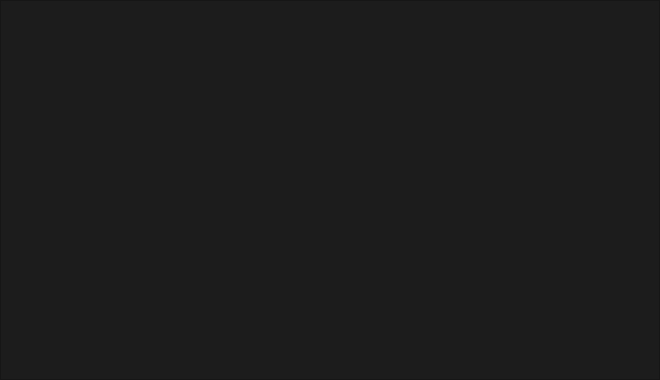
hryuk/stealth, file client/gui/debugshell.ui: the form before one commit.
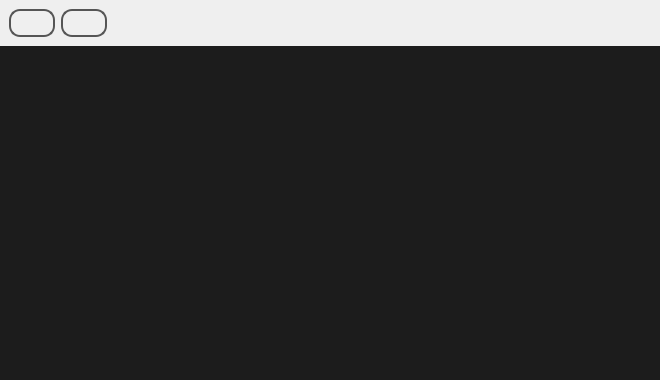
The form after the commit. Icons and pictures are not drawn.

Commit message: Añadidos botón clear y enable/disable a la debugshell

The edit to the form file:
```diff
--- a/client/gui/debugshell.ui
+++ b/client/gui/debugshell.ui
@@ -25,7 +25,7 @@
     <property name="spacing">
      <number>0</number>
     </property>
-    <item row="0" column="0">
+    <item row="1" column="0">
      <widget class="QTextEdit" name="textEdit">
       <property name="font">
        <font>
@@ -41,6 +41,9 @@
       <property name="styleSheet">
        <string notr="true">background-color:#1c1c1c;</string>
       </property>
+      <property name="frameShape">
+       <enum>QFrame::NoFrame</enum>
+      </property>
       <property name="html">
        <string>&lt;!DOCTYPE HTML PUBLIC &quot;-//W3C//DTD HTML 4.0//EN&quot; &quot;http://www.w3.org/TR/REC-html40/strict.dtd&quot;&gt;
 &lt;html&gt;&lt;head&gt;&lt;meta name=&quot;qrichtext&quot; content=&quot;1&quot; /&gt;&lt;style type=&quot;text/css&quot;&gt;
@@ -50,6 +53,104 @@
       </property>
      </widget>
     </item>
+    <item row="0" column="0">
+     <widget class="QFrame" name="topFrame">
+      <property name="styleSheet">
+       <string notr="true">#topFrame {
+border: none;
+background: qlineargradient(x1: 0, y1: 0, x2: 0, y2: 1,
+stop: 0 #a6a6a6, stop: 0.08 #7f7f7f,
+stop: 0.39999 #717171, stop: 0.4 #626262,
+stop: 0.9 #4c4c4c, stop: 1 #333333);
+}
+
+#topFrame QPushButton {
+color: #333;
+border: 2px solid #555;
+border-radius: 11px;
+padding: 5px;
+background: qradialgradient(cx: 0.3, cy: -0.4,
+fx: 0.3, fy: -0.4,
+radius: 1.35, stop: 0 #fff, stop: 1 #888);
+min-width: 30px;
+}
+
+#topFrame QPushButton:pressed {
+background: qradialgradient(cx: 0.4, cy: -0.1,
+fx: 0.4, fy: -0.1,
+radius: 1.35, stop: 0 #fff, stop: 1 #ddd);
+}</string>
+      </property>
+      <property name="frameShape">
+       <enum>QFrame::StyledPanel</enum>
+      </property>
+      <property name="frameShadow">
+       <enum>QFrame::Raised</enum>
+      </property>
+      <layout class="QGridLayout" name="gridLayout_2">
+       <item row="0" column="0">
+        <widget class="QPushButton" name="pushButton">
+         <property name="text">
+          <string/>
+         </property>
+         <property name="icon">
+          <iconset resource="../Resource.qrc">
+           <normaloff>:/res/img/clear_3.png</normaloff>:/res/img/clear_3.png</iconset>
+         </property>
+         <property name="iconSize">
+          <size>
+           <width>32</width>
+           <height>32</height>
+          </size>
+         </property>
+        </widget>
+       </item>
+       <item row="0" column="1">
+        <widget class="QPushButton" name="pushButton_2">
+         <property name="styleSheet">
+          <string notr="true">#topFrame QPushButton:checked {
+background: qradialgradient(cx: 0.4, cy: -0.1,
+fx: 0.4, fy: -0.1,
+radius: 1.35, stop: 0 #fff, stop: 1 #ddd);
+}</string>
+         </property>
+         <property name="text">
+          <string/>
+         </property>
+         <property name="icon">
+          <iconset resource="../Resource.qrc">
+           <normaloff>:/res/img/cancel.png</normaloff>:/res/img/cancel.png</iconset>
+         </property>
+         <property name="iconSize">
+          <size>
+           <width>32</width>
+           <height>32</height>
+          </size>
+         </property>
+         <property name="checkable">
+          <bool>true</bool>
+         </property>
+         <property name="checked">
+          <bool>true</bool>
+         </property>
+        </widget>
+       </item>
+       <item row="0" column="2">
+        <spacer name="horizontalSpacer">
+         <property name="orientation">
+          <enum>Qt::Horizontal</enum>
+         </property>
+         <property name="sizeHint" stdset="0">
+          <size>
+           <width>40</width>
+           <height>20</height>
+          </size>
+         </property>
+        </spacer>
+       </item>
+      </layout>
+     </widget>
+    </item>
    </layout>
   </widget>
  </widget>
```
The commit also changes 8 other files.
